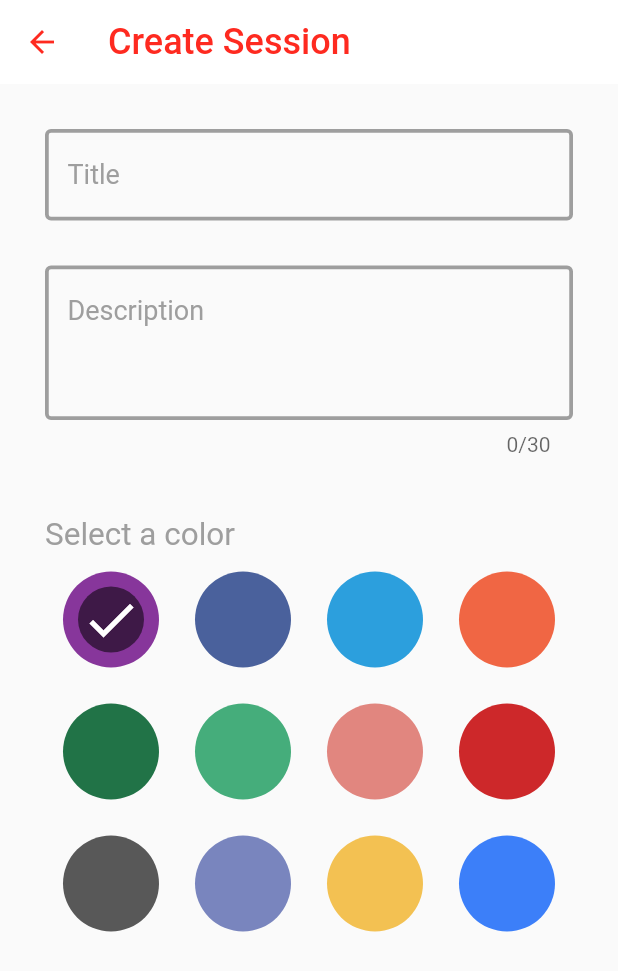
After one commit to DiscordTime/sticky-session-flutter, a Flutter app: the screen it shows after launch, after a tap on "Create Session Screen", on a phone screen of 412 x 824 dp. The commit adds this screen. Shown: the top 971 px of the screen. Run offline on Flutter 3.47's test engine with Material 2 defaults, Android fonts, the phone set to English and light mode, and no system bars.

Commit message:
Implement the Create Session screen
Implement the create session screen and creat a home screen
which lists the available screens.

```diff
--- /dev/null
+++ b/lib/create_session/components/circle_color_item.dart
@@ -0,0 +1,45 @@
+
+import 'package:flutter/material.dart';
+
+class CircleColotItem extends StatefulWidget {
+  final Color color;
+  final bool isChecked;
+
+  const CircleColotItem({
+    required this.color,
+    required this.isChecked,
+    Key? key
+  }) : super(key: key);
+
+  @override
+  State<CircleColotItem> createState() => _CircleColotItemState();
+}
+
+class _CircleColotItemState extends State<CircleColotItem> {
+  @override
+  Widget build(BuildContext context) {
+    return Container(
+      height: 80,
+      width: 80,
+      margin: const EdgeInsets.all(12),
+      decoration: BoxDecoration(
+        color: widget.color,
+        shape: BoxShape.circle
+      ),
+      child: widget.isChecked ? _getCheckerCicle() : null,
+    );
+  }
+
+  Widget _getCheckerCicle() => Container(
+    margin: const EdgeInsets.all(10),
+    decoration: const BoxDecoration(
+      color: Colors.black54,
+      shape: BoxShape.circle,
+    ),
+    child: const Icon(
+      Icons.check,
+      color: Colors.white,
+      size: 40,
+    ),
+  );
+}
--- /dev/null
+++ b/lib/create_session/components/grid_color_picker.dart
@@ -0,0 +1,44 @@
+
+import 'package:flutter/material.dart';
+import 'package:flutter_sticky_session/create_session/components/circle_color_item.dart';
+
+class GridColorPicker extends StatefulWidget {
+  final List<Color> colors;
+
+  const GridColorPicker({
+    Key? key,
+    required this.colors
+  }) : super(key: key);
+
+  @override
+  State<GridColorPicker> createState() => _GridColorPickerState();
+}
+
+class _GridColorPickerState extends State<GridColorPicker> {
+  int selectedIndex = 0;
+
+  @override
+  Widget build(BuildContext context) {
+    return Expanded(
+      child: GridView.builder(
+        gridDelegate: const SliverGridDelegateWithFixedCrossAxisCount(
+          crossAxisCount: 4
+        ),
+        itemCount: widget.colors.length,
+        itemBuilder: (value, index) {
+          return GestureDetector(
+            onTap: () {
+              setState(() {
+                selectedIndex = index;
+              });
+            },
+            child: CircleColotItem(
+              color: widget.colors[index],
+              isChecked: selectedIndex == index,
+            ),
+          );
+        }
+      ),
+    );
+  }
+}
--- /dev/null
+++ b/lib/create_session/create_session_screen.dart
@@ -0,0 +1,83 @@
+
+import 'package:flutter/material.dart';
+import 'package:flutter/services.dart';
+import 'package:flutter_sticky_session/constants.dart';
+import 'package:flutter_sticky_session/create_session/components/circle_color_item.dart';
+import 'package:flutter_sticky_session/create_session/components/grid_color_picker.dart';
+import 'package:flutter_sticky_session/login_token/components/decorated_edit_text.dart';
+
+var colors = [
+  Color.fromARGB(255, 135, 54, 155),
+  Color.fromARGB(255, 74, 97, 156),
+  Color.fromARGB(255, 44, 159, 221),
+  Color.fromARGB(255, 240, 102, 68),
+  Color.fromARGB(255, 33, 115, 71),
+  Color.fromARGB(255, 69, 173, 123),
+  Color.fromARGB(255, 225, 134, 127),
+  Color.fromARGB(255, 205, 40, 42),
+  Color.fromARGB(255, 88, 88, 88),
+  Color.fromARGB(255, 121, 133, 190),
+  Color.fromARGB(255, 243, 193, 82),
+  Color.fromARGB(255, 60, 127, 249),
+];
+
+
+class CreateSessionScreen extends StatelessWidget {
+  const CreateSessionScreen({Key? key}) : super(key: key);
+
+  @override
+  Widget build(BuildContext context) {
+    return Scaffold(
+      appBar: AppBar(
+        title: const Text(
+          "Create Session",
+          style: TextStyle(
+            color: primaryColor,
+            fontSize: 24
+          ),
+        ),
+        backgroundColor: Colors.white,
+        elevation: 0,
+        leading: IconButton(
+          onPressed: () {},
+          icon: const Icon(Icons.arrow_back, color: primaryColor,)
+        ),
+        systemOverlayStyle: const SystemUiOverlayStyle(
+          statusBarColor: Colors.white,
+          statusBarIconBrightness: Brightness.dark
+        ),
+      ),
+      body: Padding(
+        padding: const EdgeInsets.symmetric(horizontal: 30),
+        child: Column(
+          children: [
+            const SizedBox(height: 30),
+            const DecoratedEditText(text: "Title"),
+
+            const SizedBox(height: 30),
+            const DecoratedEditText(
+              text: "Description",
+              maxLines: 3,
+              showCounter: true,
+            ),
+
+            const SizedBox(height: 40,),
+            const Align(
+              alignment: Alignment.centerLeft,
+              child: Text(
+                "Select a color",
+                style: TextStyle(
+                  color: normalColor,
+                  fontSize: 21
+                ),
+              ),
+            ),
+            GridColorPicker(colors: colors)
+
+
+          ],
+        ),
+      ),
+    );
+  }
+}
--- a/lib/login_token/components/decorated_edit_text.dart
+++ b/lib/login_token/components/decorated_edit_text.dart
@@ -3,9 +3,15 @@ import 'package:flutter_sticky_session/constants.dart';
 
 class DecoratedEditText extends StatefulWidget {
   final String text;
+  final int maxLines;
+  final bool showCounter;
+  final int maxCaracteres;
 
   const DecoratedEditText({
     required this.text,
+    this.maxLines = 1,
+    this.maxCaracteres = 30,
+    this.showCounter = false,
     Key? key
   }) : super(key: key);
 
@@ -15,6 +21,22 @@ class DecoratedEditText extends StatefulWidget {
 
 class _DecoratedEditTextState extends State<DecoratedEditText> {
   bool _focused = false;
+  late TextEditingController _textEditingController;
+
+  @override
+  void initState() {
+    _textEditingController = TextEditingController();
+    _textEditingController.addListener(() {
+      setState(() {});
+    });
+    super.initState();
+  }
+
+  @override
+  void dispose() {
+    _textEditingController.dispose();
+    super.dispose();
+  }
 
   @override
   Widget build(BuildContext context) {
@@ -25,7 +47,14 @@ class _DecoratedEditTextState extends State<DecoratedEditText> {
         });
       },
       child: TextField(
+        maxLines: widget.maxLines,
+        controller: _textEditingController,
         decoration: InputDecoration(
+          alignLabelWithHint: true,
+          counterText: _getCounterText(),
+          counterStyle: const TextStyle(
+            fontSize: 14
+          ),
           enabledBorder: const OutlineInputBorder(
             borderSide: BorderSide(
               color: normalColor,
@@ -51,4 +80,7 @@ class _DecoratedEditTextState extends State<DecoratedEditText> {
       ),
     );
   }
+
+  _getCounterText() => widget.showCounter ?
+    "${_textEditingController.text.length}/${widget.maxCaracteres}" : "";
 }
--- a/lib/main.dart
+++ b/lib/main.dart
@@ -1,4 +1,5 @@
 import 'package:flutter/material.dart';
+import 'package:flutter_sticky_session/create_session/create_session_screen.dart';
 
 import 'login_token/login_token_screen.dart';
 
@@ -11,8 +12,45 @@ class MyApp extends StatelessWidget {
   @override
   Widget build(BuildContext context) {
     return MaterialApp(
+      debugShowCheckedModeBanner: false,
       title: 'Flutter Demo',
-      home: LoginWithTokenScreen(),
+      routes: {
+        "login-token": (context) => const LoginWithTokenScreen(),
+        "create-session": (context) => const CreateSessionScreen(),
+        "home": (context) => HomeScreen(),
+      },
+      initialRoute: "home",
     );
   }
 }
+
+class HomeScreen extends StatelessWidget {
+  const HomeScreen({Key? key}) : super(key: key);
+
+  @override
+  Widget build(BuildContext context) {
+    return Scaffold(
+      appBar: AppBar(title: const Text("App Bar Title")),
+      body: Padding(
+        padding: const EdgeInsets.symmetric(horizontal: 30.0, vertical: 20),
+        child: Column(
+          children: [
+            ElevatedButton(
+              onPressed: () {
+                Navigator.of(context).pushNamed("login-token");
+              },
+              child: const Text("Login with Token Screen")
+            ),
+
+            ElevatedButton(
+              onPressed: () {
+                Navigator.of(context).pushNamed("create-session");
+              },
+              child: const Text("Create Session Screen")
+            ),
+          ],
+        ),
+      ),
+    );
+  }
+}
```
